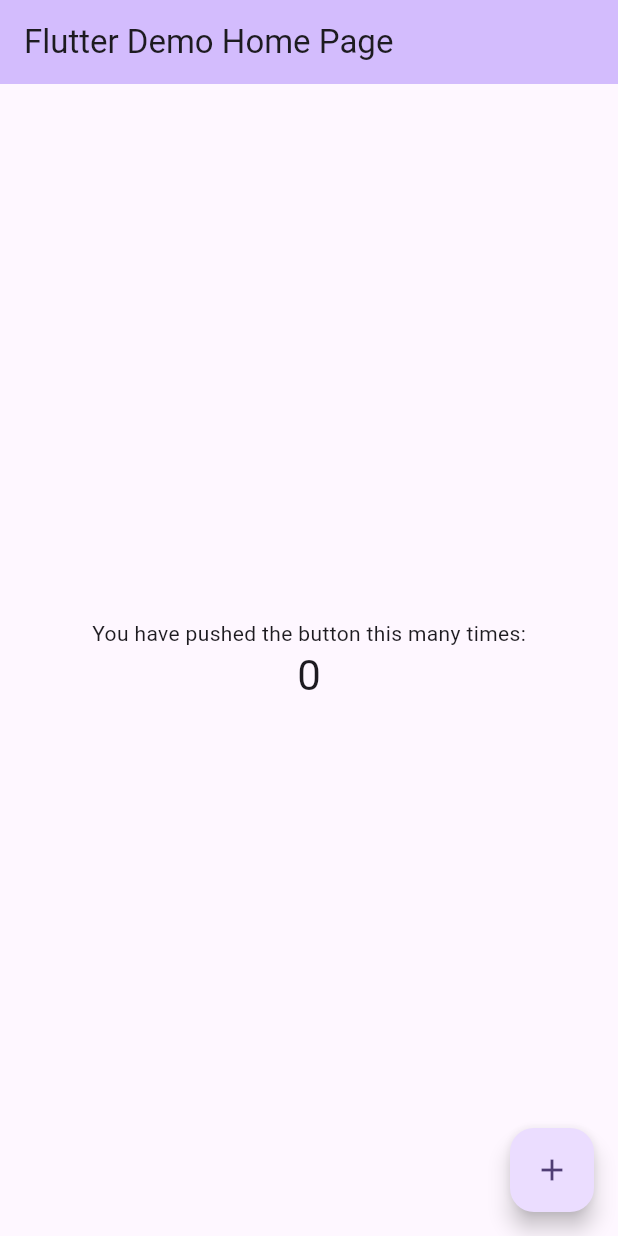
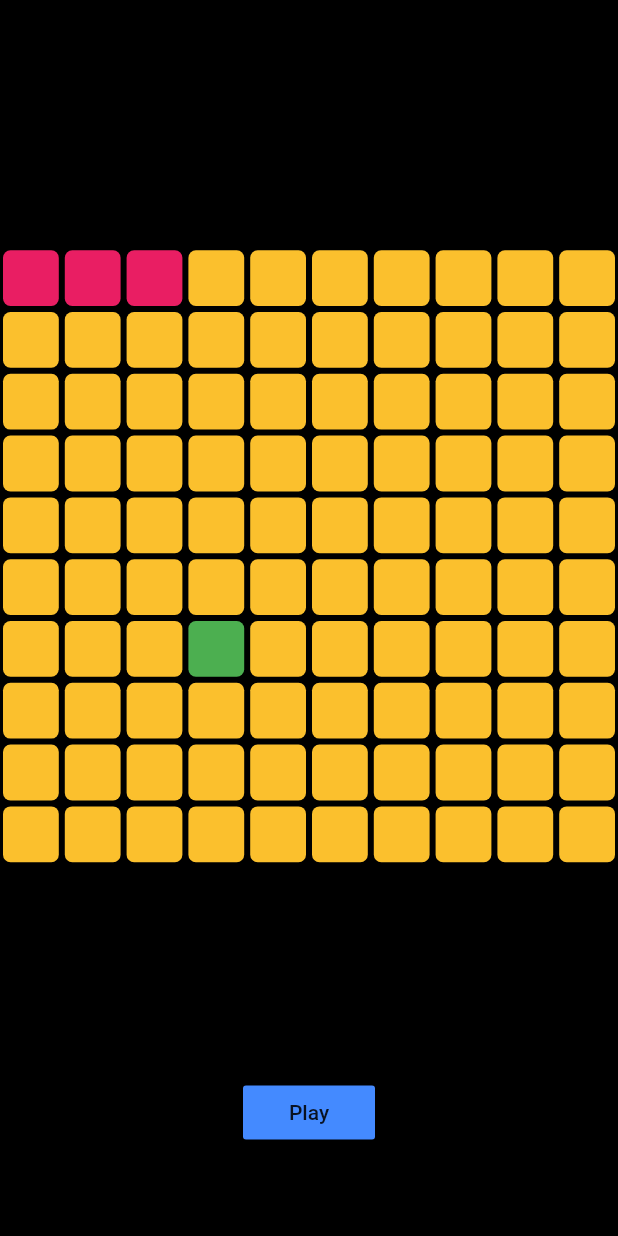
Before and after one commit to ayekaunic/Asteen-ka-Sanp, a Flutter app: the screen it shows after launch, on a phone screen of 412 x 824 dp. Run offline on Flutter 3.47's test engine with Material 2 defaults, Android fonts, the phone set to English and light mode, and no system bars.

Commit message:
1/3
Added grid-view, start-game and partial swiping gesture detection for snake.

```diff
--- a/asteen_ka_sanp/lib/main.dart
+++ b/asteen_ka_sanp/lib/main.dart
@@ -1,3 +1,4 @@
+import 'package:asteen_ka_sanp/screens/homepage.dart';
 import 'package:flutter/material.dart';
 
 void main() {
@@ -9,61 +10,9 @@ class MyApp extends StatelessWidget {
 
   @override
   Widget build(BuildContext context) {
-    return MaterialApp(
-      title: 'Flutter Demo',
-      theme: ThemeData(
-        colorScheme: ColorScheme.fromSeed(seedColor: Colors.deepPurple),
-        useMaterial3: true,
-      ),
-      home: const MyHomePage(title: 'Flutter Demo Home Page'),
+    return const MaterialApp(
+      debugShowCheckedModeBanner: false,
+      home: HomePage(),
     );
   }
 }
-
-class MyHomePage extends StatefulWidget {
-  const MyHomePage({super.key, required this.title});
-
-  final String title;
-
-  @override
-  State<MyHomePage> createState() => _MyHomePageState();
-}
-
-class _MyHomePageState extends State<MyHomePage> {
-  int _counter = 0;
-
-  void _incrementCounter() {
-    setState(() {
-      _counter++;
-    });
-  }
-
-  @override
-  Widget build(BuildContext context) {
-    return Scaffold(
-      appBar: AppBar(
-        backgroundColor: Theme.of(context).colorScheme.inversePrimary,
-        title: Text(widget.title),
-      ),
-      body: Center(
-        child: Column(
-          mainAxisAlignment: MainAxisAlignment.center,
-          children: <Widget>[
-            const Text(
-              'You have pushed the button this many times:',
-            ),
-            Text(
-              '$_counter',
-              style: Theme.of(context).textTheme.headlineMedium,
-            ),
-          ],
-        ),
-      ),
-      floatingActionButton: FloatingActionButton(
-        onPressed: _incrementCounter,
-        tooltip: 'Increment',
-        child: const Icon(Icons.add),
-      ),
-    );
-  }
-}
--- /dev/null
+++ b/asteen_ka_sanp/lib/screens/homepage.dart
@@ -0,0 +1,125 @@
+import 'dart:async';
+
+import 'package:asteen_ka_sanp/widgets/blank_pixel.dart';
+import 'package:asteen_ka_sanp/widgets/food_pixel.dart';
+import 'package:asteen_ka_sanp/widgets/snake_pixel.dart';
+import 'package:flutter/material.dart';
+
+class HomePage extends StatefulWidget {
+  const HomePage({super.key});
+
+  @override
+  State<HomePage> createState() => _HomePageState();
+}
+
+enum snakeDirection { UP, DOWN, LEFT, RIGHT }
+
+class _HomePageState extends State<HomePage> {
+  // grid dimensions
+  int rows = 10;
+  int area = 100;
+
+  // snake position
+  List<int> snakePosition = [0, 1, 2];
+
+  // snake direction (initially right)
+  var currentDirection = snakeDirection.RIGHT;
+
+  // food position
+  int foodPosition = 63;
+
+  // start game method
+  void startGame() {
+    Timer.periodic(const Duration(milliseconds: 200), (timer) {
+      setState(() {
+        moveSnake();
+      });
+    });
+  }
+
+  void moveSnake() {
+    // add new head
+    switch (currentDirection) {
+      case snakeDirection.RIGHT:
+        snakePosition.add(snakePosition.last + 1);
+        break;
+      case snakeDirection.LEFT:
+        snakePosition.add(snakePosition.last - 1);
+        break;
+      case snakeDirection.UP:
+        snakePosition.add(snakePosition.last - rows);
+        break;
+      case snakeDirection.DOWN:
+        snakePosition.add(snakePosition.last + rows);
+        break;
+      default:
+    }
+
+    // remove tail
+    snakePosition.removeAt(0);
+  }
+
+  @override
+  Widget build(BuildContext context) {
+    return Scaffold(
+      backgroundColor: Colors.black,
+      body: Column(
+        children: [
+          // high scores
+          Expanded(
+            child: Container(),
+          ),
+
+          // game grid
+          Expanded(
+            flex: 3,
+            child: GestureDetector(
+              onVerticalDragUpdate: (details) {
+                if (details.delta.dy > 0) {
+                  currentDirection = snakeDirection.DOWN;
+                } else if (details.delta.dy < 0) {
+                  currentDirection = snakeDirection.UP;
+                }
+              },
+              onHorizontalDragUpdate: (details) {
+                if (details.delta.dx > 0) {
+                  currentDirection = snakeDirection.RIGHT;
+                } else if (details.delta.dx < 0) {
+                  currentDirection = snakeDirection.LEFT;
+                }
+              },
+              child: GridView.builder(
+                  itemCount: area,
+                  physics: const NeverScrollableScrollPhysics(),
+                  gridDelegate: SliverGridDelegateWithFixedCrossAxisCount(
+                    crossAxisCount: rows,
+                  ),
+                  itemBuilder: (context, index) {
+                    if (snakePosition.contains(index)) {
+                      return const SnakePixel();
+                    } else if (index == foodPosition) {
+                      return const FoodPixel();
+                    } else {
+                      return const BlankPixel();
+                    }
+                  }),
+            ),
+          ),
+
+          // play button
+          Expanded(
+            child: Container(
+              child: Center(
+                child: MaterialButton(
+                  onPressed: startGame,
+                  color: Colors.blueAccent,
+                  child: const Text("Play"),
+                ),
+              ),
+            ),
+          ),
+        ],
+      ),
+    );
+  }
+}
--- /dev/null
+++ b/asteen_ka_sanp/lib/widgets/blank_pixel.dart
@@ -0,0 +1,18 @@
+import 'package:flutter/material.dart';
+
+class BlankPixel extends StatelessWidget {
+  const BlankPixel({super.key});
+
+  @override
+  Widget build(BuildContext context) {
+    return Padding(
+      padding: const EdgeInsets.all(2.0),
+      child: Container(
+        decoration: BoxDecoration(
+          color: Colors.yellow[700],
+          borderRadius: BorderRadius.circular(5),
+        ),
+      ),
+    );
+  }
+}
--- /dev/null
+++ b/asteen_ka_sanp/lib/widgets/food_pixel.dart
@@ -0,0 +1,18 @@
+import 'package:flutter/material.dart';
+
+class FoodPixel extends StatelessWidget {
+  const FoodPixel({super.key});
+
+  @override
+  Widget build(BuildContext context) {
+    return Padding(
+      padding: const EdgeInsets.all(2.0),
+      child: Container(
+        decoration: BoxDecoration(
+          color: Colors.green,
+          borderRadius: BorderRadius.circular(5),
+        ),
+      ),
+    );
+  }
+}
--- /dev/null
+++ b/asteen_ka_sanp/lib/widgets/snake_pixel.dart
@@ -0,0 +1,18 @@
+import 'package:flutter/material.dart';
+
+class SnakePixel extends StatelessWidget {
+  const SnakePixel({super.key});
+
+  @override
+  Widget build(BuildContext context) {
+    return Padding(
+      padding: const EdgeInsets.all(2.0),
+      child: Container(
+        decoration: BoxDecoration(
+          color: Colors.pink,
+          borderRadius: BorderRadius.circular(5),
+        ),
+      ),
+    );
+  }
+}
```
